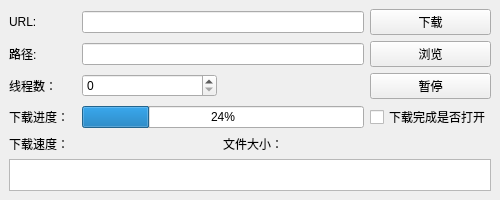
HectorJiang/QtDemos, file filedownloader/mainwindow.ui: the form before one commit.
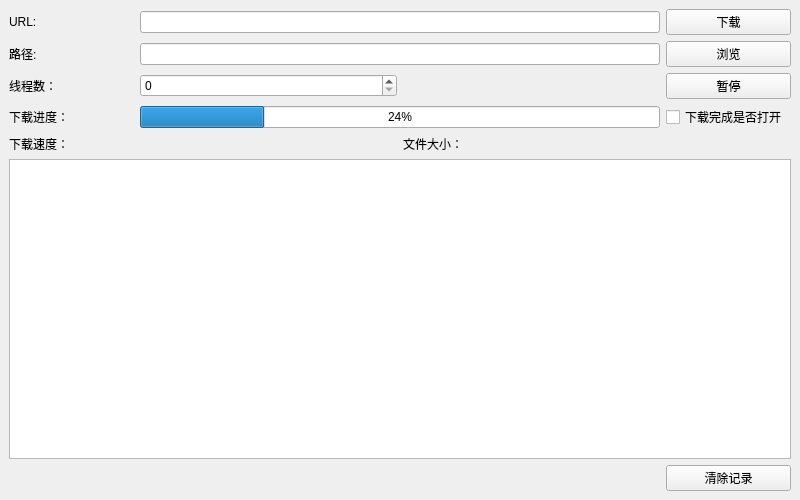
The form after the commit.

Diff of the .ui file:
```diff
--- a/filedownloader/mainwindow.ui
+++ b/filedownloader/mainwindow.ui
@@ -6,8 +6,8 @@
    <rect>
     <x>0</x>
     <y>0</y>
-    <width>500</width>
-    <height>200</height>
+    <width>800</width>
+    <height>500</height>
    </rect>
   </property>
   <property name="sizePolicy">
@@ -18,14 +18,14 @@
   </property>
   <property name="minimumSize">
    <size>
-    <width>500</width>
-    <height>200</height>
+    <width>800</width>
+    <height>500</height>
    </size>
   </property>
   <property name="maximumSize">
    <size>
-    <width>500</width>
-    <height>16777215</height>
+    <width>800</width>
+    <height>800</height>
    </size>
   </property>
   <property name="windowTitle">
@@ -34,14 +34,14 @@
   <widget class="QWidget" name="centralwidget">
    <property name="minimumSize">
     <size>
-     <width>500</width>
-     <height>200</height>
+     <width>800</width>
+     <height>500</height>
     </size>
    </property>
    <property name="maximumSize">
     <size>
-     <width>500</width>
-     <height>16777215</height>
+     <width>800</width>
+     <height>800</height>
     </size>
    </property>
    <layout class="QHBoxLayout" name="horizontalLayout">
@@ -175,6 +175,13 @@
       <item row="5" column="0" colspan="6">
        <widget class="QTableView" name="tableView"/>
       </item>
+      <item row="6" column="5">
+       <widget class="QPushButton" name="pushButton">
+        <property name="text">
+         <string>清除记录</string>
+        </property>
+       </widget>
+      </item>
      </layout>
     </item>
    </layout>
```
Left out of the diff: 122 changed lines with no effect on the pictures.
